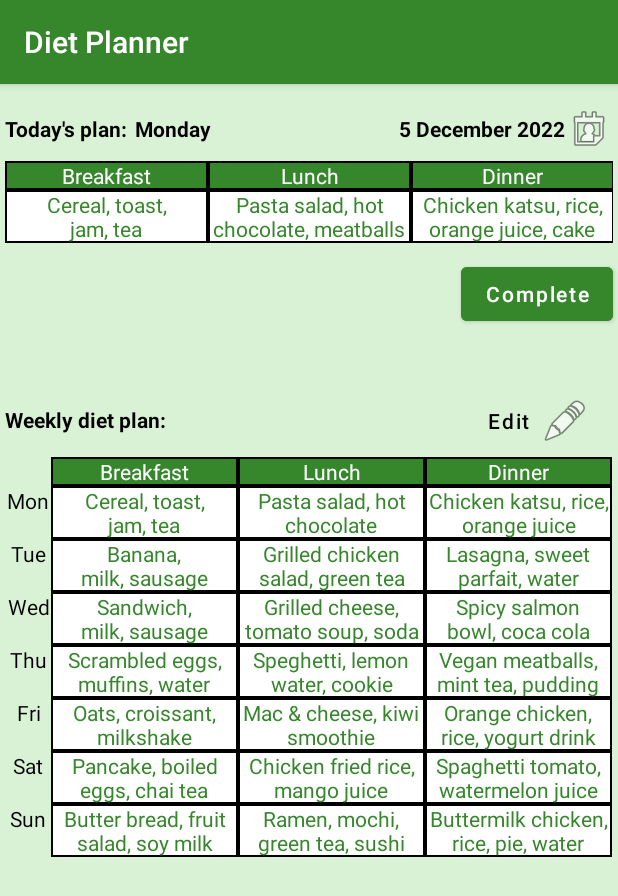
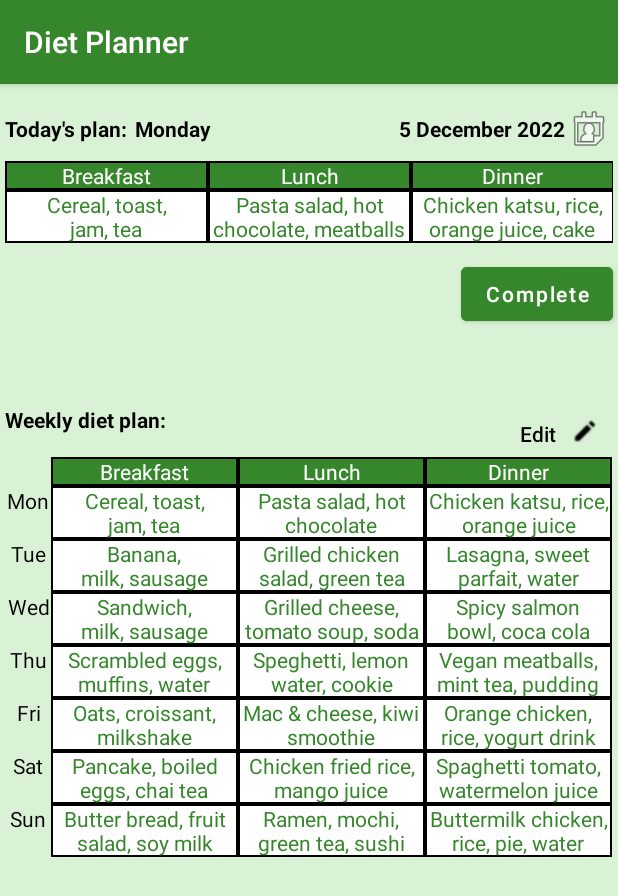
Before and after one commit to LunarDerrick/Healthier_App, an Android app: the DietFragment screen opened directly, with no data from a screen before it, on a phone screen of 412 x 824 dp. Shown: the top 896 px of the screen. Run offline under Robolectric (Android 15) with nearby library versions, the phone set to English and light mode, and no system bars.

Commit message:
edit button

```diff
--- a/app/src/main/res/layout/fragment_diet.xml
+++ b/app/src/main/res/layout/fragment_diet.xml
@@ -7,6 +7,24 @@
     android:layout_height="match_parent"
     android:background="#D9F2D5"
     tools:context=".DietFragment">
+
+    <Button
+        android:id="@+id/BTEditPlan"
+        style="?attr/borderlessButtonStyle"
+        android:layout_width="75dp"
+        android:layout_height="35dp"
+        android:layout_marginStart="221dp"
+        android:layout_marginTop="269dp"
+        android:layout_marginEnd="3dp"
+        android:drawableEnd="@drawable/pen"
+        android:letterSpacing="0"
+        android:text="Edit"
+        android:textAllCaps="false"
+        android:textColor="#000000"
+        app:layout_constraintEnd_toEndOf="parent"
+        app:layout_constraintStart_toEndOf="@+id/TVWeekly"
+        app:layout_constraintTop_toTopOf="parent"
+        tools:ignore="TouchTargetSizeCheck,TouchTargetSizeCheck" />
 
     <android.widget.Toolbar
         android:id="@+id/TBPlanner"
@@ -156,9 +174,9 @@
         android:layout_width="wrap_content"
         android:layout_height="48dp"
         android:layout_marginTop="10dp"
-        android:onClick="BtnCompleteOnClick"
         android:layout_marginEnd="3dp"
         android:backgroundTint="#36872c"
+        android:onClick="BtnCompleteOnClick"
         android:text="@string/BtnComplete"
         android:textAllCaps="false"
         android:textSize="14sp"
@@ -176,22 +194,6 @@
         android:textStyle="bold"
         app:layout_constraintStart_toStartOf="parent"
         app:layout_constraintTop_toBottomOf="@+id/BtnComplete" />
-
-    <Button
-        android:id="@+id/BtnEdit"
-        android:layout_width="wrap_content"
-        android:layout_height="48dp"
-        android:layout_marginEnd="3dp"
-        android:backgroundTint="#0070BF69"
-        android:drawableEnd="@android:drawable/ic_menu_edit"
-        android:onClick="BtnEditOnClick"
-        android:stateListAnimator="@null"
-        android:text="@string/BtnEdit"
-        android:textAllCaps="false"
-        android:textColor="#000000"
-        android:textSize="14sp"
-        app:layout_constraintBottom_toTopOf="@+id/TLWeekly"
-        app:layout_constraintEnd_toEndOf="parent" />
 
     <TableLayout
         android:id="@+id/TLWeekly"
```
Also changed, not shown: app/src/main/res/layout/fragment_calorie.xml (+17 -0 lines), app/src/main/res/drawable/pen.png (added).
